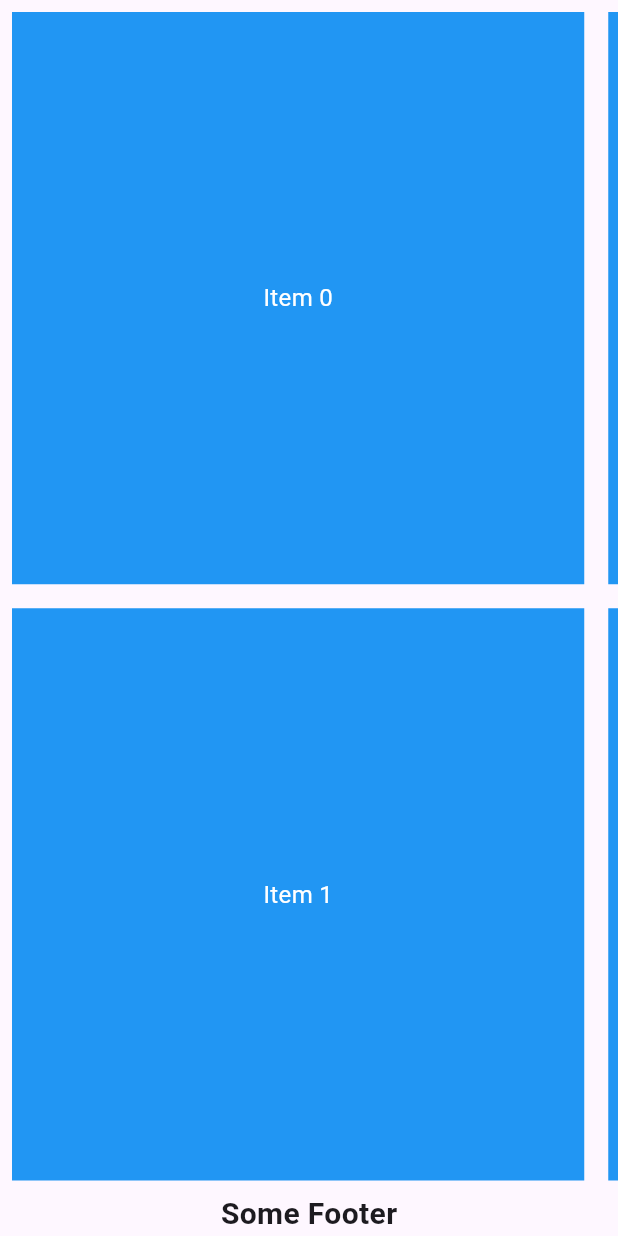
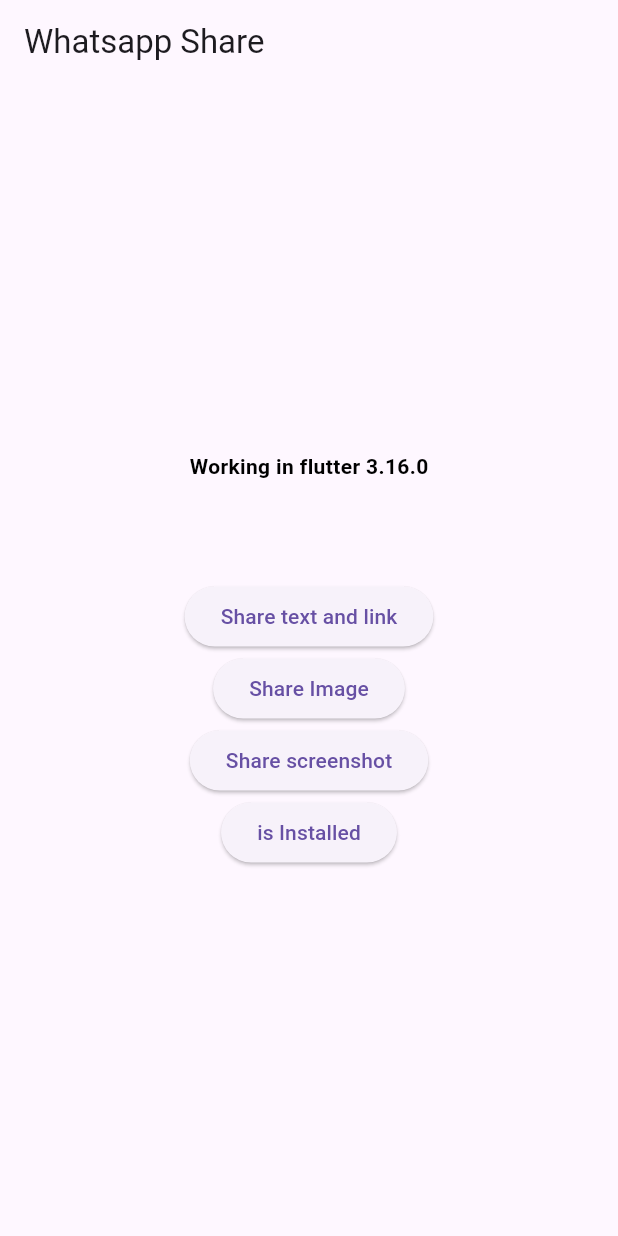
Before and after one commit to muhammadarslannasr/pagination_with_multiple_list_scroll_to_top_flutter_app, a Flutter app: the screen it shows after launch, on a phone screen of 412 x 824 dp. Run offline on Flutter 3.47's test engine with Material 3 defaults, Android fonts, the phone set to English and light mode, and no system bars; drawn by our look-alikes of screenshot; our stand-ins replace image_picker, responsive_sizer; missing offline and left inert: whatsapp_share.

Commit message:
added flow for whatsapp with screenshot working and for others working except send file there issue is coming

```diff
--- a/lib/main.dart
+++ b/lib/main.dart
@@ -3,6 +3,7 @@ import 'package:flutter_mixup_tries_project/aligned_column_inner_row.dart';
 import 'package:flutter_mixup_tries_project/customCarousel/custom_carousel_slider.dart';
 import 'package:flutter_mixup_tries_project/horizontal_scroll_paginated_screen/horizontal_scroll_paginated_screen.dart';
 import 'package:flutter_mixup_tries_project/modal_full_background/main_screen.dart';
+import 'package:flutter_mixup_tries_project/whatsapp_send_image_screen/whatsapp_send_image_screen.dart';
 import 'package:responsive_sizer/responsive_sizer.dart';
 
 void main() {
@@ -26,7 +27,8 @@ class MyApp extends StatelessWidget {
         // home: const AlignedColumnInnerRow(),
         // home: const MainScreen(),
         // home: const CustomCarouselSlider(),
-        home: const HorizontalScrollPaginatedScreen(),
+        // home: const HorizontalScrollPaginatedScreen(),
+        home: const WhatsAppSendImageScreen(),
       );
     });
   }
--- /dev/null
+++ b/lib/whatsapp_send_image_screen/whatsapp_send_image_screen.dart
@@ -0,0 +1,131 @@
+import 'dart:developer';
+import 'dart:io';
+
+import 'package:flutter/material.dart';
+import 'package:image_picker/image_picker.dart';
+import 'package:path_provider/path_provider.dart';
+import 'package:responsive_sizer/responsive_sizer.dart';
+import 'package:screenshot/screenshot.dart';
+import 'package:whatsapp_share/whatsapp_share.dart';
+
+class WhatsAppSendImageScreen extends StatefulWidget {
+  const WhatsAppSendImageScreen({super.key});
+
+  @override
+  State<WhatsAppSendImageScreen> createState() => _WhatsAppSendImageScreenState();
+}
+
+class _WhatsAppSendImageScreenState extends State<WhatsAppSendImageScreen> {
+  final _controller = ScreenshotController();
+  File? _image;
+
+  Future<void> share() async {
+    await WhatsappShare.share(
+      text: 'Example share text',
+      linkUrl: 'https://flutter.dev/',
+      phone: '923345456942',
+    );
+  }
+
+  Future<void> shareFile() async {
+    await getImage();
+    Directory? directory;
+    if (Platform.isAndroid) {
+      directory = await getExternalStorageDirectory();
+    } else {
+      directory = await getApplicationDocumentsDirectory();
+    }
+    // debugPrint('${directory?.path} / ${_image?.path}');
+
+    await WhatsappShare.shareFile(
+      phone: '923345456942',
+      filePath: ["${_image?.path}"],
+    );
+  }
+
+  Future<void> isInstalled() async {
+    final val = await WhatsappShare.isInstalled(package: Package.whatsapp);
+    debugPrint('Whatsapp is installed: $val');
+  }
+
+  Future<void> shareScreenShot() async {
+    Directory? directory;
+    if (Platform.isAndroid) {
+      directory = await getExternalStorageDirectory();
+    } else {
+      directory = await getApplicationDocumentsDirectory();
+    }
+
+    final String? localPath = await _controller.captureAndSave(directory!.path);
+
+    await Future.delayed(const Duration(seconds: 1));
+    if (localPath == null) {
+      log("localPath is null");
+    }
+
+    await WhatsappShare.shareFile(
+      phone: '923345456942',
+      filePath: [localPath!],
+    );
+  }
+
+  @override
+  Widget build(BuildContext context) {
+    return MaterialApp(
+      home: Scaffold(
+        appBar: AppBar(
+          title: const Text('Whatsapp Share'),
+        ),
+        body: Center(
+          child: Screenshot(
+            controller: _controller,
+            child: Column(
+              crossAxisAlignment: CrossAxisAlignment.center,
+              mainAxisAlignment: MainAxisAlignment.center,
+              children: <Widget>[
+                Text(
+                  'Working in flutter 3.16.0',
+                  style: TextStyle(color: Colors.black, fontWeight: FontWeight.bold),
+                ),
+                SizedBox(
+                  height: 8.h,
+                ),
+                ElevatedButton(
+                  onPressed: share,
+                  child: const Text('Share text and link'),
+                ),
+                ElevatedButton(
+                  onPressed: shareFile,
+                  child: const Text('Share Image'),
+                ),
+                ElevatedButton(
+                  onPressed: shareScreenShot,
+                  child: const Text('Share screenshot'),
+                ),
+                ElevatedButton(
+                  onPressed: isInstalled,
+                  child: const Text('is Installed'),
+                ),
+              ],
+            ),
+          ),
+        ),
+      ),
+    );
+  }
+
+  ///Pick Image From gallery using image_picker plugin
+  Future getImage() async {
+    try {
+      XFile? pickedFile =
+          // ignore: deprecated_member_use
+          await ImagePicker().pickImage(source: ImageSource.gallery);
+
+      if (pickedFile != null) {
+        _image = File(pickedFile.path);
+      } else {}
+    } catch (er) {
+      log(er.toString());
+    }
+  }
+}
--- a/pubspec.yaml
+++ b/pubspec.yaml
@@ -36,6 +36,10 @@ dependencies:
   http: ^1.1.2
   internet_connection_checker: ^1.0.0+1
   responsive_sizer: ^3.2.0
+  whatsapp_share: ^2.0.2
+  screenshot: ^2.1.0
+  image_picker: ^1.0.7
+  path_provider: ^2.1.2
 
   # The following adds the Cupertino Icons font to your application.
   # Use with the CupertinoIcons class for iOS style icons.
```
Also changed, not shown: pubspec.lock, 7 other files.
